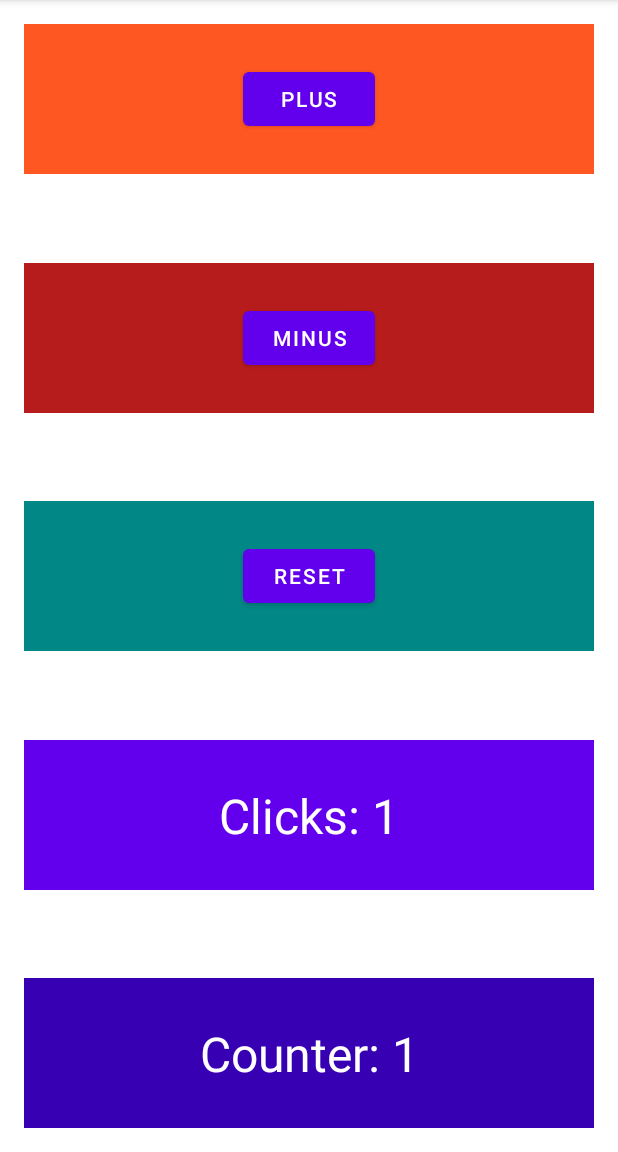
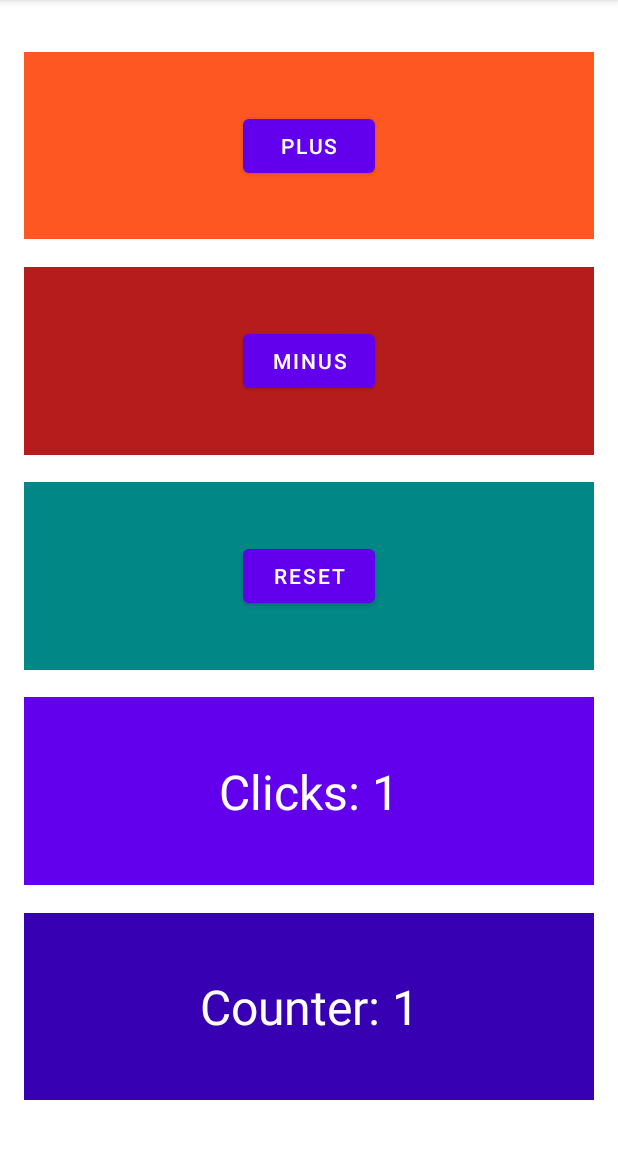
Before and after one commit to flaviosfdev/contador_fragments, an Android app: the screen it shows after launch (MainActivity), after a tap on "PLUS", on a phone screen of 412 x 824 dp, the part 84-1236 px from its top. Run offline under Robolectric (Android 15) with nearby library versions, the phone set to English and light mode, and no system bars; 1 other tap on this screen came first.

Commit message:
finalized tasks

```diff
--- a/app/src/main/java/br/com/fsdev/contadorfragments/ClicksFragment.kt
+++ b/app/src/main/java/br/com/fsdev/contadorfragments/ClicksFragment.kt
@@ -8,7 +8,6 @@ import android.view.ViewGroup
 import android.widget.TextView
 
 class ClicksFragment : Fragment() {
-
 
     private lateinit var textClicks: TextView
     private var counterClicks = 0
--- a/app/src/main/java/br/com/fsdev/contadorfragments/CounterFragment.kt
+++ b/app/src/main/java/br/com/fsdev/contadorfragments/CounterFragment.kt
@@ -1,17 +1,32 @@
 package br.com.fsdev.contadorfragments
 
+import android.content.Context
 import android.os.Bundle
 import android.view.LayoutInflater
 import android.view.View
 import android.view.ViewGroup
 import android.widget.TextView
 import androidx.fragment.app.Fragment
+import java.lang.RuntimeException
 
 class CounterFragment : Fragment() {
 
+    interface ICounterFragment {
+        fun setVisibilityResetContainer(bool: Boolean)
+    }
 
     private lateinit var textCounter: TextView
     private var counter = 0
+    private lateinit var callback: ICounterFragment
+
+
+    override fun onAttach(context: Context) {
+        super.onAttach(context)
+        when (context) {
+            !is ICounterFragment -> throw RuntimeException("$context >>> interface não implementada.")
+            else -> callback = context
+        }
+    }
 
 
     override fun onCreate(savedInstanceState: Bundle?) {
@@ -50,7 +65,19 @@ class CounterFragment : Fragment() {
             1 -> counter++
             -1 -> counter--
             else -> counter = 0
-        }.also { textCounter.text = "Counter: $counter" }
+        }.also {
+            checkReset(counter)
+            textCounter.text = "Counter: $counter"
+        }
+
+    }
+
+
+    private fun checkReset(c: Int) {
+
+        if (c == 0) {
+            callback.setVisibilityResetContainer(false)
+        }
 
     }
 
--- a/app/src/main/java/br/com/fsdev/contadorfragments/MainActivity.kt
+++ b/app/src/main/java/br/com/fsdev/contadorfragments/MainActivity.kt
@@ -3,10 +3,11 @@ package br.com.fsdev.contadorfragments
 import androidx.appcompat.app.AppCompatActivity
 import android.os.Bundle
 import android.widget.FrameLayout
+import androidx.core.view.isVisible
 import androidx.fragment.app.Fragment
 
 class MainActivity : AppCompatActivity(), PlusFragment.IPlusFragment, MinusFragment.IMinusFragment,
-    ResetFragment.IResetFragment {
+    ResetFragment.IResetFragment, CounterFragment.ICounterFragment {
 
     private lateinit var plusContainer: FrameLayout
     private lateinit var minusContainer: FrameLayout
@@ -55,17 +56,27 @@ class MainActivity : AppCompatActivity(), PlusFragment.IPlusFragment, MinusFragm
 
 
     override fun sum(number: Int) {
+        setVisibilityContainers(true)
         setCounterAndSetClick(number)
     }
 
 
     override fun subtraction(number: Int) {
+        setVisibilityContainers(true)
         setCounterAndSetClick(number)
     }
 
 
     override fun reset(number: Int) {
+        setVisibilityContainers(false)
         setCounterAndSetClick(number)
+    }
+
+
+    override fun setVisibilityResetContainer(bool: Boolean) {
+        resetContainer.isVisible = bool
+            .also { counterContainer.isVisible = bool }
+
     }
 
 
@@ -74,4 +85,11 @@ class MainActivity : AppCompatActivity(), PlusFragment.IPlusFragment, MinusFragm
         clicksFragment.setCounterClicks(number)
     }
 
+
+    private fun setVisibilityContainers(bool: Boolean) {
+        resetContainer.isVisible = bool
+        clickContainer.isVisible = bool
+        counterContainer.isVisible = bool
+    }
+
 }
--- a/app/src/main/java/br/com/fsdev/contadorfragments/MinusFragment.kt
+++ b/app/src/main/java/br/com/fsdev/contadorfragments/MinusFragment.kt
@@ -12,11 +12,9 @@ import java.lang.RuntimeException
 
 class MinusFragment : Fragment(), View.OnClickListener {
 
-
     interface IMinusFragment {
         fun subtraction(number: Int)
     }
-
 
     private lateinit var buttonMinus: Button
     private lateinit var callback: IMinusFragment
--- a/app/src/main/java/br/com/fsdev/contadorfragments/PlusFragment.kt
+++ b/app/src/main/java/br/com/fsdev/contadorfragments/PlusFragment.kt
@@ -11,11 +11,9 @@ import java.lang.RuntimeException
 
 class PlusFragment : Fragment(), View.OnClickListener {
 
-
     interface IPlusFragment {
         fun sum(number: Int)
     }
-
 
     private lateinit var buttonPlus: Button
     private lateinit var callback: IPlusFragment
@@ -65,6 +63,7 @@ class PlusFragment : Fragment(), View.OnClickListener {
         buttonPlus.setOnClickListener(this)
     }
 
+
     override fun onClick(view: View) {
 
         when (view) {
--- a/app/src/main/java/br/com/fsdev/contadorfragments/ResetFragment.kt
+++ b/app/src/main/java/br/com/fsdev/contadorfragments/ResetFragment.kt
@@ -12,11 +12,9 @@ import java.lang.RuntimeException
 
 class ResetFragment : Fragment(), View.OnClickListener {
 
-
     interface IResetFragment {
         fun reset(number: Int)
     }
-
 
     private lateinit var buttonReset: Button
     private lateinit var callback: IResetFragment
--- a/app/src/main/res/layout/activity_main.xml
+++ b/app/src/main/res/layout/activity_main.xml
@@ -8,52 +8,132 @@
     android:padding="16dp"
     tools:context=".MainActivity">
 
+    <!-- GUIDELINES -->
+    <androidx.constraintlayout.widget.Guideline
+        android:id="@+id/guideline2.5"
+        android:layout_width="match_parent"
+        android:layout_height="wrap_content"
+        android:orientation="horizontal"
+        app:layout_constraintGuide_percent="0.025" />
+
+    <androidx.constraintlayout.widget.Guideline
+        android:id="@+id/guideline19.5"
+        android:layout_width="match_parent"
+        android:layout_height="wrap_content"
+        android:orientation="horizontal"
+        app:layout_constraintGuide_percent="0.195" />
+
+    <androidx.constraintlayout.widget.Guideline
+        android:id="@+id/guideline22"
+        android:layout_width="match_parent"
+        android:layout_height="wrap_content"
+        android:orientation="horizontal"
+        app:layout_constraintGuide_percent="0.22" />
+
+    <androidx.constraintlayout.widget.Guideline
+        android:id="@+id/guideline39"
+        android:layout_width="match_parent"
+        android:layout_height="wrap_content"
+        android:orientation="horizontal"
+        app:layout_constraintGuide_percent="0.39" />
+
+    <androidx.constraintlayout.widget.Guideline
+        android:id="@+id/guideline41.5"
+        android:layout_width="match_parent"
+        android:layout_height="wrap_content"
+        android:orientation="horizontal"
+        app:layout_constraintGuide_percent="0.415" />
+
+    <androidx.constraintlayout.widget.Guideline
+        android:id="@+id/guideline58.5"
+        android:layout_width="match_parent"
+        android:layout_height="wrap_content"
+        android:orientation="horizontal"
+        app:layout_constraintGuide_percent="0.585" />
+
+    <androidx.constraintlayout.widget.Guideline
+        android:id="@+id/guideline61"
+        android:layout_width="match_parent"
+        android:layout_height="wrap_content"
+        android:orientation="horizontal"
+        app:layout_constraintGuide_percent="0.61" />
+
+    <androidx.constraintlayout.widget.Guideline
+        android:id="@+id/guideline78"
+        android:layout_width="match_parent"
+        android:layout_height="wrap_content"
+        android:orientation="horizontal"
+        app:layout_constraintGuide_percent="0.78" />
+
+    <androidx.constraintlayout.widget.Guideline
+        android:id="@+id/guideline80.5"
+        android:layout_width="match_parent"
+        android:layout_height="wrap_content"
+        android:orientation="horizontal"
+        app:layout_constraintGuide_percent="0.805" />
+
+    <androidx.constraintlayout.widget.Guideline
+        android:id="@+id/guideline97.5"
+        android:layout_width="match_parent"
+        android:layout_height="wrap_content"
+        android:orientation="horizontal"
+        app:layout_constraintGuide_percent="0.975" />
+    <!-- END GUIDELINES -->
+
     <FrameLayout
         android:id="@+id/container_plus"
         android:layout_width="match_parent"
-        android:layout_height="100dp"
+        android:layout_height="0dp"
+        app:layout_constraintTop_toTopOf="@id/guideline2.5"
+        app:layout_constraintBottom_toTopOf="@id/guideline19.5"
         app:layout_constraintEnd_toEndOf="parent"
         app:layout_constraintStart_toStartOf="parent"
-        app:layout_constraintTop_toTopOf="parent"
         tools:background="@color/orange" />
 
     <FrameLayout
         android:id="@+id/container_minus"
         android:layout_width="match_parent"
-        android:layout_height="100dp"
-        app:layout_constraintBottom_toTopOf="@+id/container_reset"
+        android:layout_height="0dp"
+        app:layout_constraintTop_toBottomOf="@id/guideline22"
+        app:layout_constraintBottom_toTopOf="@id/guideline39"
         app:layout_constraintEnd_toEndOf="parent"
         app:layout_constraintStart_toStartOf="parent"
-        app:layout_constraintTop_toBottomOf="@+id/container_plus"
         tools:background="@color/red" />
 
     <FrameLayout
         android:id="@+id/container_reset"
         android:layout_width="match_parent"
-        android:layout_height="100dp"
-        app:layout_constraintBottom_toTopOf="@+id/container_click"
+        android:layout_height="0dp"
+        android:visibility="invisible"
+        app:layout_constraintTop_toBottomOf="@id/guideline41.5"
+        app:layout_constraintBottom_toTopOf="@id/guideline58.5"
         app:layout_constraintEnd_toEndOf="parent"
         app:layout_constraintStart_toStartOf="parent"
-        app:layout_constraintTop_toBottomOf="@+id/container_minus"
-        tools:background="@color/teal_700" />
+        tools:background="@color/teal_700"
+        tools:visibility="visible" />
 
     <FrameLayout
         android:id="@+id/container_click"
         android:layout_width="match_parent"
-        android:layout_height="100dp"
-        app:layout_constraintBottom_toTopOf="@+id/container_count"
+        android:layout_height="0dp"
+        android:visibility="invisible"
+        app:layout_constraintTop_toBottomOf="@id/guideline61"
+        app:layout_constraintBottom_toTopOf="@id/guideline78"
         app:layout_constraintEnd_toEndOf="parent"
         app:layout_constraintStart_toStartOf="parent"
-        app:layout_constraintTop_toBottomOf="@+id/container_reset"
-        tools:background="@color/purple_500" />
+        tools:background="@color/purple_500"
+        tools:visibility="visible" />
 
     <FrameLayout
         android:id="@+id/container_count"
         android:layout_width="match_parent"
-        android:layout_height="100dp"
-        app:layout_constraintBottom_toBottomOf="parent"
+        android:layout_height="0dp"
+        android:visibility="invisible"
+        app:layout_constraintTop_toBottomOf="@id/guideline80.5"
+        app:layout_constraintBottom_toTopOf="@id/guideline97.5"
         app:layout_constraintEnd_toEndOf="parent"
         app:layout_constraintStart_toStartOf="parent"
-        tools:background="@color/purple_700" />
+        tools:background="@color/purple_700"
+        tools:visibility="visible" />
 
 </androidx.constraintlayout.widget.ConstraintLayout>
--- a/app/src/main/res/values/strings.xml
+++ b/app/src/main/res/values/strings.xml
@@ -1,5 +1,3 @@
 <resources>
     <string name="app_name">Contador Fragments</string>
-    <!-- TODO: Remove or change this placeholder text -->
-    <string name="hello_blank_fragment">Hello blank fragment</string>
 </resources>
```
